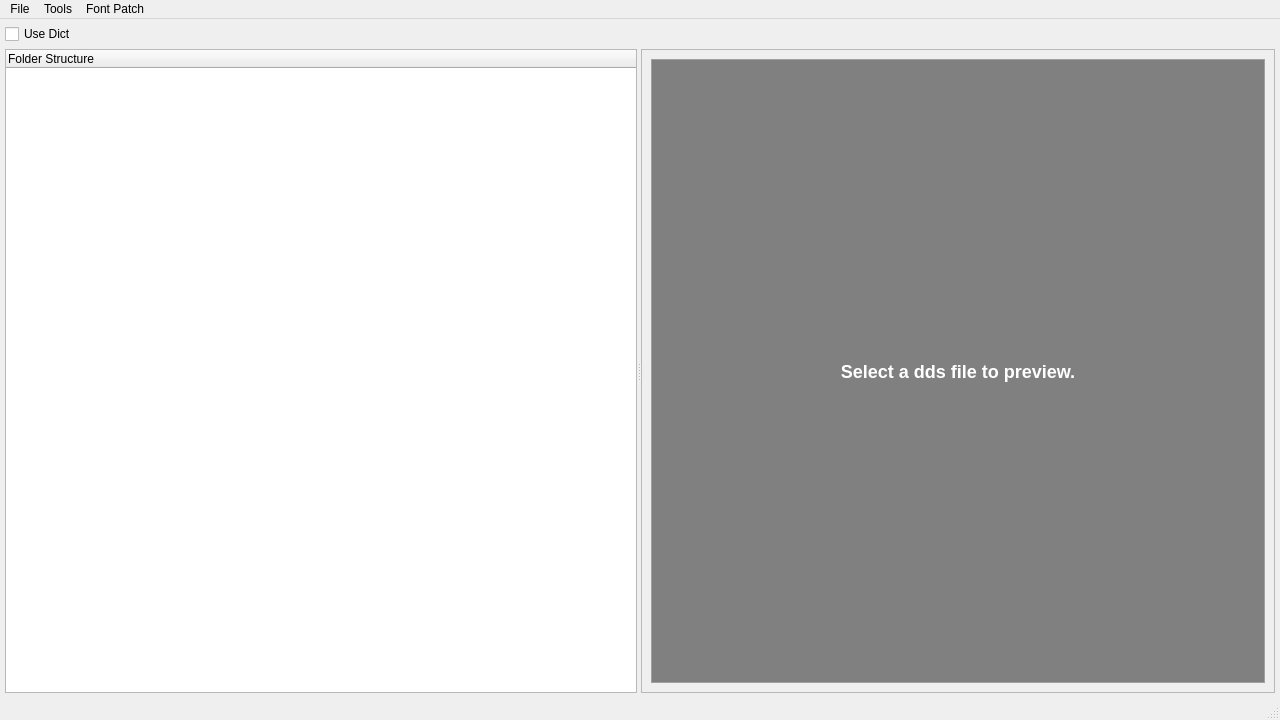
Old version of the form mainwindow.ui in the repository Waldenth/Imas2ToolS.
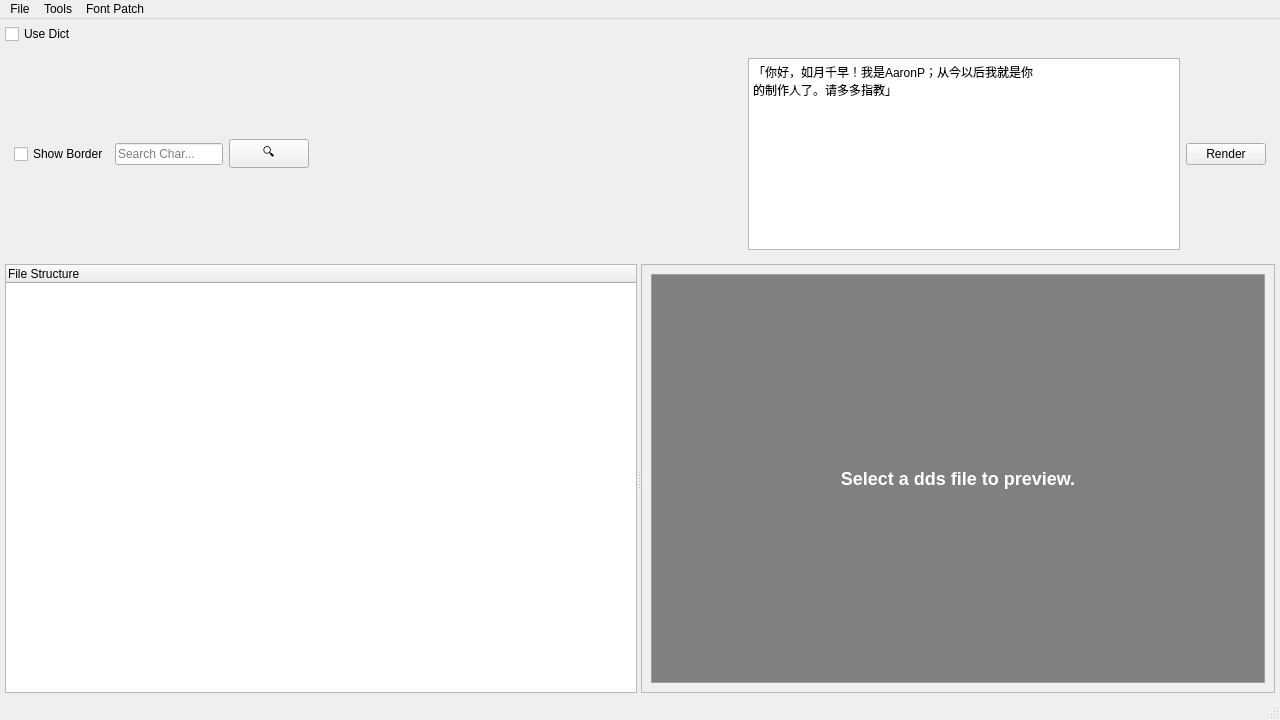
New version of the form.

Commit message: Add text font preview and support editing NfH fonts; optimize build spec for faster builds

Patch:
```diff
--- a/mainwindow.ui
+++ b/mainwindow.ui
@@ -49,6 +49,97 @@
             </property>
           </widget>
         </item>
+        <item>
+          <widget class="QWidget" name="nfh_tools_widget">
+            <property name="sizePolicy">
+              <sizepolicy hsizetype="Expanding" vsizetype="Fixed">
+                <horstretch>0</horstretch>
+                <verstretch>0</verstretch>
+              </sizepolicy>
+            </property>
+            <layout class="QHBoxLayout" name="nfh_tools_layout">
+              <!-- 字体边框显示勾选框-->
+              <item>
+                <widget class="QCheckBox" name="show_border_checkbox">
+                  <property name="font">
+                    <font>
+                      <family>Microsoft YaHei UI</family>
+                      <pointsize>10</pointsize>
+                    </font>
+                  </property>
+                  <property name="text">
+                    <string>Show Border</string>
+                  </property>
+                </widget>
+              </item>
+              <!-- 搜索框 -->
+              <item>
+                <widget class="QLineEdit" name="nfh_char_search_bar">
+                  <property name="placeholderText">
+                    <string>Search Char...</string>
+                  </property>
+                  <property name="sizePolicy">
+                    <sizepolicy hsizetype="Preferred" vsizetype="Fixed">
+                      <horstretch>0</horstretch>
+                      <verstretch>0</verstretch>
+                    </sizepolicy>
+                  </property>
+                </widget>
+              </item>
+              <!-- 🔍 按钮 -->
+              <item>
+                <widget class="QPushButton" name="nfh_char_search_button">
+                  <property name="text">
+                    <string>🔍</string>
+                  </property>
+                  <property name="maximumWidth">
+                    <number>75</number>
+                  </property>
+                </widget>
+              </item>
+              <!-- 水平伸缩占位 -->
+              <item>
+                <spacer name="horizontalSpacer">
+                  <property name="orientation">
+                    <enum>Qt::Horizontal</enum>
+                  </property>
+                  <property name="sizeHint">
+                    <size>
+                      <width>60</width>
+                      <height>5</height>
+                    </size>
+                  </property>
+                </spacer>
+              </item>
+              <!-- 输入框 -->
+              <item>
+                <widget class="QTextEdit" name="nfh_char_input_bar">
+                  <property name="text">
+                    <string>「你好，如月千早！我是AaronP；从今以后我就是你
+的制作人了。请多多指教」</string>
+                  </property>
+                  <property name="maximumWidth">
+                    <number>800</number>
+                  </property>
+                  <property name="minimumWidth">
+                    <number>465</number>
+                  </property>
+                  <property name="maximumHeight">
+                    <number>60</number>
+                  </property>
+                </widget>
+              </item>
+              <!-- Render 按钮 -->
+              <item>
+                <widget class="QPushButton" name="nfh_char_render_button">
+                  <property name="text">
+                    <string>Render</string>
+                  </property>
+                </widget>
+              </item>
+            </layout>
+          </widget>
+        </item>
         <item>
           <widget class="QSplitter" name="splitter">
             <property name="orientation">
@@ -60,7 +151,7 @@
               </property>
               <column>
                 <property name="text">
-                  <string>Folder Structure</string>
+                  <string>File Structure</string>
                 </property>
               </column>
             </widget>
```
Left out of the diff: 6 changed lines with no effect on the pictures. The commit also changes 4 other files.
